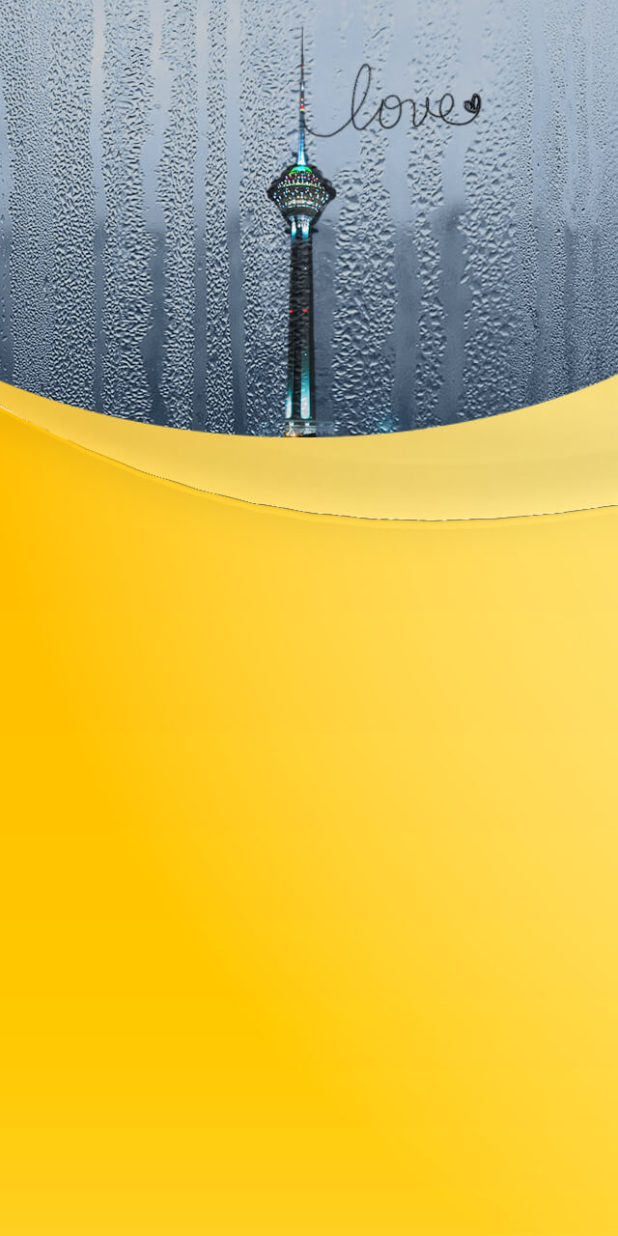
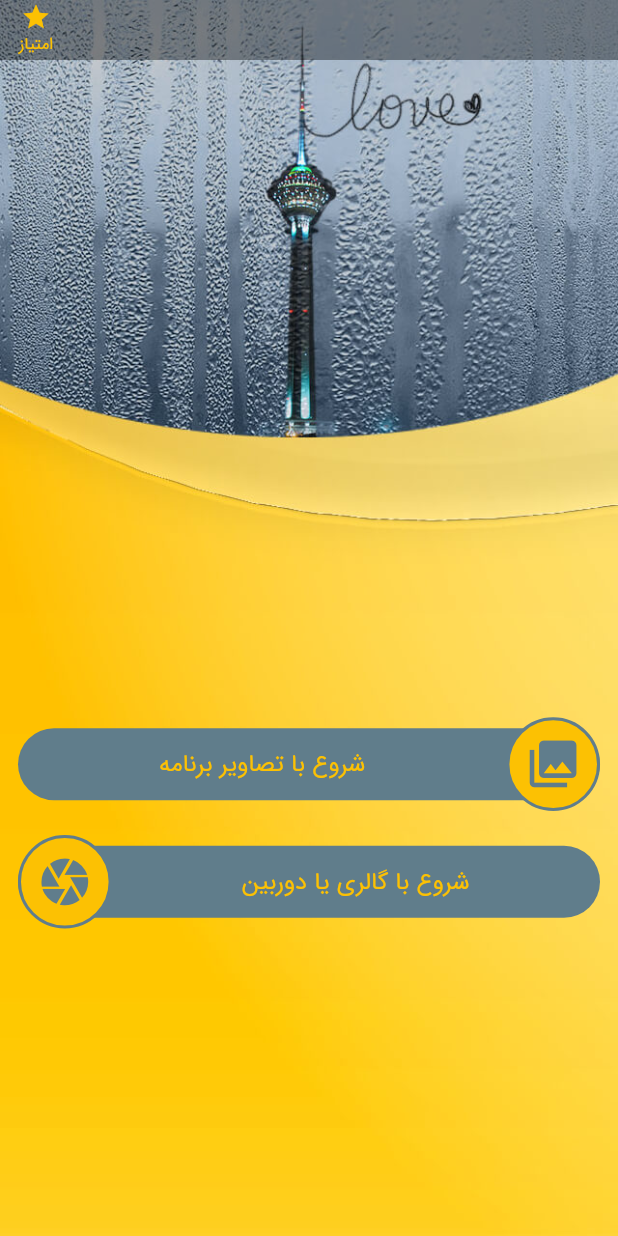
Before and after one commit to imaNNeo/steamy_draw, a Flutter app: the screen it shows after launch, on a phone screen of 412 x 824 dp. Run offline on Flutter 3.47's test engine with Material 2 defaults, Android fonts, the phone set to English and light mode, and no system bars; our stand-ins replace dio, shared_preferences.

Commit message:
Implement home components

```diff
--- a/lib/main.dart
+++ b/lib/main.dart
@@ -1,5 +1,5 @@
 import 'package:flutter/material.dart';
-import 'package:steamy_draw/pages/home/home_page.dart';
+import 'package:steamy_draw/presentation/pages/home/home_page.dart';
 import 'package:steamy_draw/resources.dart';
 
 void main() {
@@ -14,7 +14,21 @@ class MyApp extends StatelessWidget {
     return MaterialApp(
       title: AppTexts.appName,
       theme: ThemeData(
-        primarySwatch: Colors.blue,
+        colorScheme: const ColorScheme(
+          primary: AppColors.primary,
+          primaryVariant: AppColors.primary,
+          secondary: AppColors.secondary,
+          secondaryVariant: AppColors.secondary,
+          surface: AppColors.secondary,
+          background: AppColors.secondary,
+          error: AppColors.error,
+          onPrimary: AppColors.onPrimary,
+          onSecondary: AppColors.onSecondary,
+          onSurface: AppColors.onSecondary,
+          onBackground: AppColors.onSecondary,
+          onError: AppColors.onError,
+          brightness: Brightness.light,
+        ),
         fontFamily: 'IranSans',
       ),
       home: const HomePage(),
--- a/lib/pages/home/home_page.dart
+++ /dev/null
@@ -1,25 +0,0 @@
-import 'package:flutter/material.dart';
-
-class HomePage extends StatefulWidget {
-  const HomePage({Key? key}) : super(key: key);
-
-  @override
-  _HomePageState createState() => _HomePageState();
-}
-
-class _HomePageState extends State<HomePage> {
-  @override
-  Widget build(BuildContext context) {
-    return Scaffold(
-      body: Stack(
-        fit: StackFit.expand,
-        children: [
-          Image.asset(
-            "assets/images/home_background.jpg",
-            fit: BoxFit.cover,
-          )
-        ],
-      ),
-    );
-  }
-}
--- /dev/null
+++ b/lib/presentation/pages/home/home_page.dart
@@ -0,0 +1,153 @@
+import 'package:flutter/material.dart';
+import 'package:steamy_draw/presentation/pages/widget/main_button.dart';
+import 'package:steamy_draw/resources.dart';
+
+class HomePage extends StatefulWidget {
+  const HomePage({Key? key}) : super(key: key);
+
+  @override
+  _HomePageState createState() => _HomePageState();
+}
+
+class _HomePageState extends State<HomePage>
+    with SingleTickerProviderStateMixin {
+  late AnimationController pageStartController;
+  late Animation<Offset> firstButtonAnim;
+  late Animation<Offset> secondButtonAnim;
+  late Animation<Offset> headerAnim;
+
+  @override
+  void initState() {
+    pageStartController =
+        AnimationController(vsync: this, duration: const Duration(seconds: 2));
+    firstButtonAnim = Tween<Offset>(
+      begin: const Offset(1.5, 0.0),
+      end: Offset.zero,
+    ).animate(
+      CurvedAnimation(
+        parent: pageStartController,
+        curve: const Interval(
+          0.1,
+          0.3,
+          curve: Curves.ease,
+        ),
+      ),
+    );
+    secondButtonAnim = Tween<Offset>(
+      begin: const Offset(-1.5, 0.0),
+      end: Offset.zero,
+    ).animate(
+      CurvedAnimation(
+        parent: pageStartController,
+        curve: const Interval(
+          0.2,
+          0.4,
+          curve: Curves.ease,
+        ),
+      ),
+    );
+    headerAnim = Tween<Offset>(
+      begin: const Offset(0.0, -1.5),
+      end: Offset.zero,
+    ).animate(
+      CurvedAnimation(
+        parent: pageStartController,
+        curve: const Interval(
+          0.4,
+          0.7,
+          curve: Curves.ease,
+        ),
+      ),
+    );
+    pageStartController.forward();
+    super.initState();
+  }
+
+  @override
+  Widget build(BuildContext context) {
+    return Scaffold(
+      body: Stack(
+        fit: StackFit.expand,
+        children: [
+          Image.asset(
+            "assets/images/home_background.jpg",
+            fit: BoxFit.cover,
+          ),
+          Align(
+            child: Padding(
+              padding: const EdgeInsets.symmetric(horizontal: 12),
+              child: Column(
+                mainAxisSize: MainAxisSize.min,
+                children: [
+                  SlideTransition(
+                    position: firstButtonAnim,
+                    child: const MainButton(
+                      text: 'شروع با تصاویر برنامه',
+                      icon: Icons.collections,
+                    ),
+                  ),
+                  const SizedBox(
+                    height: 16,
+                  ),
+                  SlideTransition(
+                    position: secondButtonAnim,
+                    child: const MainButton(
+                      text: 'شروع با گالری یا دوربین',
+                      icon: Icons.camera,
+                      iconOnRight: false,
+                    ),
+                  )
+                ],
+              ),
+            ),
+            alignment: const Alignment(0.0, 0.4),
+          ),
+          Align(
+            alignment: Alignment.topCenter,
+            child: SlideTransition(
+              position: headerAnim,
+              child: SizedBox(
+                height: 40,
+                child: ColoredBox(
+                  color: Colors.black38,
+                  child: Row(
+                    children: [
+                      Material(
+                        color: Colors.transparent,
+                        child: InkWell(
+                          onTap: () {},
+                          child: SizedBox(
+                            width: 48,
+                            height: 40,
+                            child: Column(
+                              mainAxisAlignment: MainAxisAlignment.center,
+                              mainAxisSize: MainAxisSize.max,
+                              children: const [
+                                Icon(
+                                  Icons.star,
+                                  size: 20,
+                                  color: AppColors.secondary,
+                                ),
+                                Text(
+                                  'امتیاز',
+                                  style: TextStyle(
+                                    fontSize: 11,
+                                    color: AppColors.secondary,
+                                  ),
+                                )
+                              ],
+                            ),
+                          ),
+                        ),
+                      ),
+                    ],
+                  ),
+                ),
+              ),
+            ),
+          )
+        ],
+      ),
+    );
+  }
+}
--- /dev/null
+++ b/lib/presentation/pages/widget/main_button.dart
@@ -0,0 +1,68 @@
+import 'package:flutter/material.dart';
+import 'package:steamy_draw/resources.dart';
+
+class MainButton extends StatelessWidget {
+  final String text;
+  final IconData icon;
+  final bool iconOnRight;
+
+  const MainButton({
+    Key? key,
+    required this.text,
+    required this.icon,
+    this.iconOnRight = true,
+  }) : super(key: key);
+
+  @override
+  Widget build(BuildContext context) {
+    const height = 48.0;
+    const iconSize = height * 1.3;
+    return Stack(
+      fit: StackFit.loose,
+      alignment: Alignment.center,
+      children: [
+        Container(
+          height: height,
+          decoration: const BoxDecoration(
+            color: Colors.blueGrey,
+            borderRadius: BorderRadius.all(Radius.circular(height / 2)),
+          ),
+        ),
+        Directionality(
+          textDirection: iconOnRight ? TextDirection.rtl : TextDirection.ltr,
+          child: Row(
+            children: [
+              Container(
+                width: iconSize,
+                height: iconSize,
+                decoration: BoxDecoration(
+                  color: AppColors.secondary,
+                  borderRadius:
+                      const BorderRadius.all(Radius.circular(iconSize / 2)),
+                  border: Border.all(color: AppColors.primary, width: 2),
+                ),
+                child: Center(
+                  child: Icon(
+                    icon,
+                    size: iconSize * 0.6,
+                    color: AppColors.primary,
+                  ),
+                ),
+              ),
+              Expanded(
+                child: Text(
+                  text,
+                  textAlign: TextAlign.center,
+                  style: const TextStyle(
+                    color: AppColors.secondary,
+                    fontSize: 16,
+                  ),
+                ),
+              )
+            ],
+          ),
+        )
+      ],
+    );
+  }
+}
--- a/lib/resources.dart
+++ b/lib/resources.dart
@@ -1,9 +1,16 @@
+import 'package:flutter/material.dart';
+
 class AppTexts {
   static const String appName = "بخار روی عکس";
 }
 
 class AppColors {
-
+  static const Color primary = Color(0xFF607d8c);
+  static const Color secondary = Color(0xFFfcc103);
+  static const Color error = Colors.redAccent;
+  static const Color onPrimary = Colors.white;
+  static const Color onSecondary = primary;
+  static const Color onError = Colors.white;
 }
 
 class AppSizes {
```
